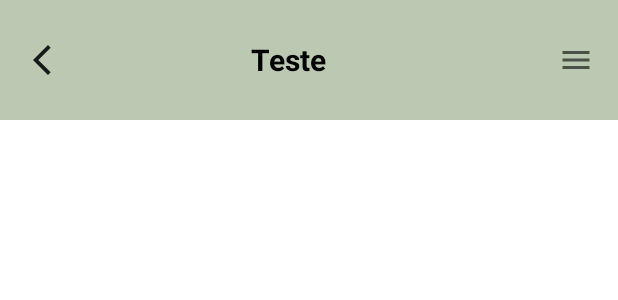
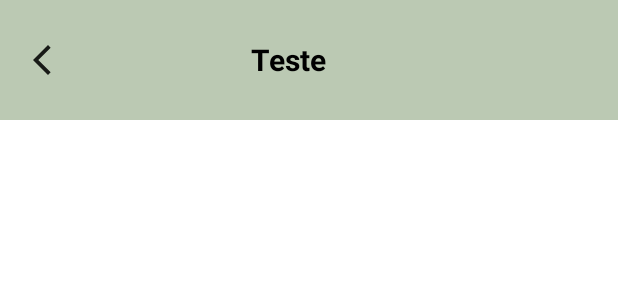
Before and after one commit to danpnx/percapita-app, an Android app built with Jetpack Compose: the @Preview function TopBar_Preview, on a phone screen of 412 x 824 dp. Shown: the top 300 px of the screen. Run offline under Robolectric (Android 15) with nearby library versions, the phone set to English and light mode, and no system bars.

Commit message:
alterado o nome da funcao para condizer em qual lugar esta sendo atribuido seu componente e exclusao de um icone na topbar

```diff
--- a/androidApp/src/main/java/br/com/percapita/android/components/TagTopBar.kt
+++ b/androidApp/src/main/java/br/com/percapita/android/components/TagTopBar.kt
@@ -32,12 +32,7 @@ fun TopBar(title: String) {
                 }
             },
             backgroundColor = MaterialTheme.colors.onSurface,
-            modifier = Modifier.height(80.dp),
-            actions = {
-                IconButton(onClick = { /* doSomething() */ }) {
-                    Icon(Icons.Filled.Menu, contentDescription = "Mini Menu")
-                }
-            }
+            modifier = Modifier.height(80.dp)
         )
     }
 }
```
